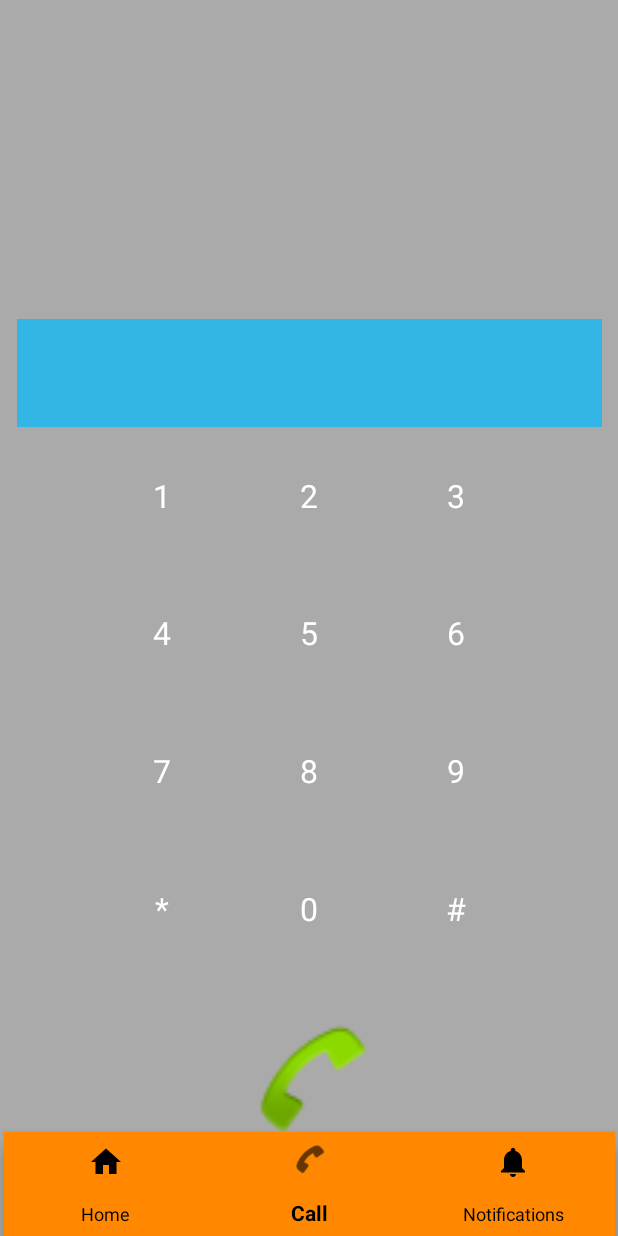
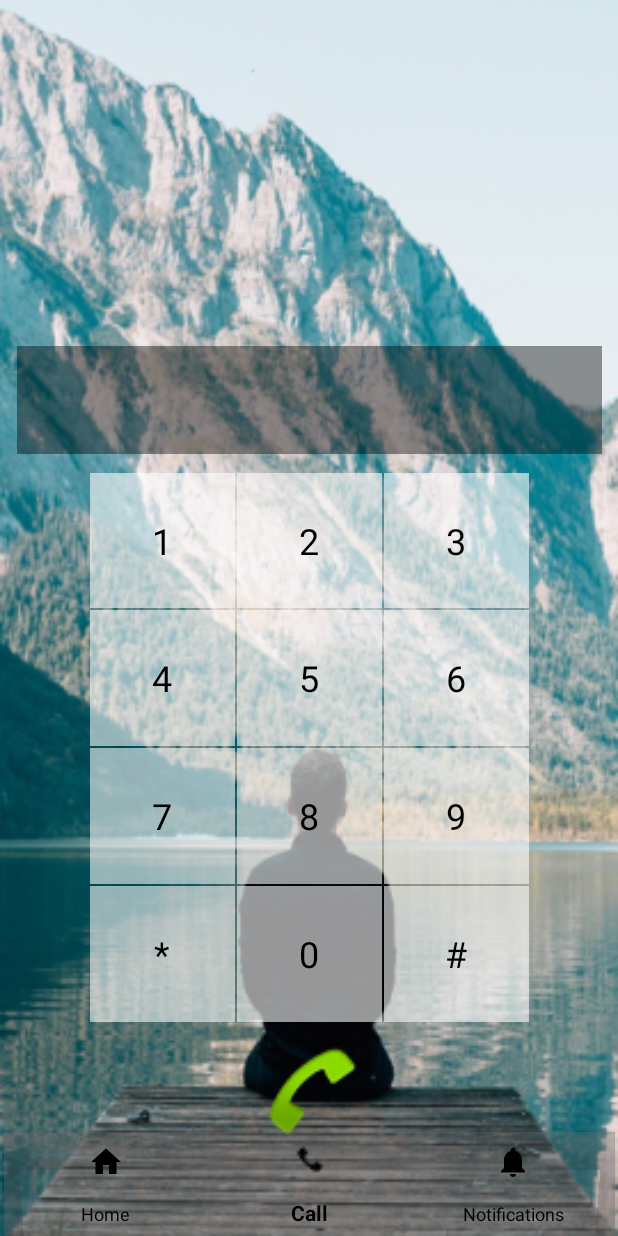
Before and after one commit to pjain062700/Whisp_kt, an Android app: the screen it shows after launch (MainActivity), on a phone screen of 412 x 824 dp. Run offline under Robolectric (Android 15) with nearby library versions, the phone set to English and light mode, and no system bars; our stand-ins replace navigation-ui.

Commit message:
changed background image modified buttons accordingly for aesthetics
Signed-off-by: Palak JAin <palakj1@uci.edu>

```diff
--- a/app/src/main/res/layout/activity_display_call.xml
+++ b/app/src/main/res/layout/activity_display_call.xml
@@ -4,21 +4,22 @@
     xmlns:tools="http://schemas.android.com/tools"
     android:layout_width="match_parent"
     android:layout_height="match_parent"
-    android:background="@android:color/holo_purple"
+    android:background="@drawable/person_on_a_bridge_near_a_lake_747964"
     tools:context=".DisplayCallActivity">
 
     <ImageView
         android:id="@+id/ivEndCall"
         android:layout_width="90dp"
         android:layout_height="88dp"
-        android:layout_marginBottom="144dp"
+        android:layout_marginBottom="100dp"
         android:contentDescription="@string/ends_call"
         android:onClick="callEnd"
         app:layout_constraintBottom_toBottomOf="parent"
         app:layout_constraintEnd_toEndOf="parent"
-        app:layout_constraintHorizontal_bias="0.5"
+        app:layout_constraintHorizontal_bias="0.498"
         app:layout_constraintStart_toStartOf="parent"
         app:layout_constraintTop_toBottomOf="@+id/callTime"
+        app:layout_constraintVertical_bias="0.18"
         app:srcCompat="@android:drawable/ic_delete" />
 
     <TextView
@@ -30,7 +31,7 @@
         android:layout_marginTop="170dp"
         android:layout_marginEnd="10dp"
         android:layout_marginRight="10dp"
-        android:background="@android:color/darker_gray"
+        android:background="#68000000"
         android:gravity="center_horizontal|center_vertical"
         android:textAlignment="center"
         android:textColor="#FFFFFF"
@@ -48,7 +49,8 @@
         android:background="@color/colorAccent"
         android:foregroundGravity="center_vertical|center_horizontal"
         android:gravity="center_horizontal|center_vertical"
-        android:textColor="@android:color/white"
+        android:textColor="#000000"
+        android:textSize="18sp"
         app:layout_constraintEnd_toEndOf="parent"
         app:layout_constraintHorizontal_bias="0.5"
         app:layout_constraintStart_toStartOf="parent"
--- a/app/src/main/res/layout/activity_main.xml
+++ b/app/src/main/res/layout/activity_main.xml
@@ -5,14 +5,14 @@
     android:id="@+id/container"
     android:layout_width="match_parent"
     android:layout_height="match_parent"
-    android:background="@android:color/darker_gray">
+    android:background="@drawable/person_on_a_bridge_near_a_lake_747964">
 
 
     <com.google.android.material.bottomnavigation.BottomNavigationView
         android:id="@+id/nav_view"
         android:layout_width="407dp"
         android:layout_height="69dp"
-        android:background="@android:color/holo_orange_dark"
+        android:background="#616A6868"
         app:itemIconTint="@color/design_default_color_on_secondary"
         app:itemTextColor="@color/design_default_color_on_secondary"
         app:layout_constraintBottom_toBottomOf="parent"
@@ -26,6 +26,7 @@
         android:layout_width="match_parent"
         android:layout_height="match_parent"
         android:layout_marginBottom="60dp"
+        android:background="@drawable/person_on_a_bridge_near_a_lake_747964"
         app:defaultNavHost="true"
         app:layout_constraintBottom_toTopOf="@id/nav_view"
         app:layout_constraintEnd_toStartOf="@id/nav_view"
--- a/app/src/main/res/layout/fragment_call.xml
+++ b/app/src/main/res/layout/fragment_call.xml
@@ -4,7 +4,6 @@
     xmlns:tools="http://schemas.android.com/tools"
     android:layout_width="match_parent"
     android:layout_height="match_parent"
-    android:background="@color/colorPrimaryDark"
     tools:context=".ui.call.CallFragment">
 
     <TextView
@@ -15,7 +14,8 @@
         android:layout_marginLeft="10dp"
         android:layout_marginEnd="10dp"
         android:layout_marginRight="10dp"
-        android:background="@android:color/holo_blue_light"
+        android:layout_marginBottom="12dp"
+        android:background="#68000000"
         android:gravity="center_horizontal|center_vertical"
         android:textAlignment="center"
         android:textColor="#FFFFFF"
@@ -28,7 +28,7 @@
         android:id="@+id/linearLayout"
         android:layout_width="294dp"
         android:layout_height="367dp"
-        android:layout_marginBottom="24dp"
+        android:layout_marginBottom="10dp"
         android:orientation="vertical"
         app:layout_constraintBottom_toTopOf="@+id/ivCall"
         app:layout_constraintEnd_toEndOf="parent"
@@ -45,17 +45,27 @@
             <TextView
                 android:id="@+id/tvOne"
                 style="@style/NumberButtonStyle"
-                android:text="@string/_1" />
+                android:background="#95FFFFFF"
+                android:text="@string/_1"
+                android:textColor="#000000"
+                android:textSize="24sp" />
 
             <TextView
                 android:id="@+id/tvTwo"
                 style="@style/NumberButtonStyle"
-                android:text="@string/_2" />
+                android:background="#95FFFFFF"
+                android:text="@string/_2"
+                android:textColor="#000000"
+                android:textColorHighlight="#FFFFFF"
+                android:textSize="24sp" />
 
             <TextView
                 android:id="@+id/tvThree"
                 style="@style/NumberButtonStyle"
-                android:text="@string/_3" />
+                android:background="#95FFFFFF"
+                android:text="@string/_3"
+                android:textColor="#000000"
+                android:textSize="24sp" />
         </LinearLayout>
 
         <!-- 4, 5, 6 -->
@@ -68,17 +78,26 @@
             <TextView
                 android:id="@+id/tvFour"
                 style="@style/NumberButtonStyle"
-                android:text="@string/_4" />
+                android:background="#95FFFFFF"
+                android:text="@string/_4"
+                android:textColor="#000000"
+                android:textSize="24sp" />
 
             <TextView
                 android:id="@+id/tvFive"
                 style="@style/NumberButtonStyle"
-                android:text="@string/_5" />
+                android:background="#95FFFFFF"
+                android:text="@string/_5"
+                android:textColor="#000000"
+                android:textSize="24sp" />
 
             <TextView
                 android:id="@+id/tvSix"
                 style="@style/NumberButtonStyle"
-                android:text="@string/_6" />
+                android:background="#95FFFFFF"
+                android:text="@string/_6"
+                android:textColor="#000000"
+                android:textSize="24sp" />
         </LinearLayout>
 
         <!-- 7, 8, 9 -->
@@ -91,17 +110,26 @@
             <TextView
                 android:id="@+id/tvSeven"
                 style="@style/NumberButtonStyle"
-                android:text="@string/_7" />
+                android:background="#95FFFFFF"
+                android:text="@string/_7"
+                android:textColor="#000000"
+                android:textSize="24sp" />
 
             <TextView
                 android:id="@+id/tvEight"
                 style="@style/NumberButtonStyle"
-                android:text="@string/_8" />
+                android:background="#95FFFFFF"
+                android:text="@string/_8"
+                android:textColor="#000000"
+                android:textSize="24sp" />
 
             <TextView
                 android:id="@+id/tvNine"
                 style="@style/NumberButtonStyle"
-                android:text="@string/_9" />
+                android:background="#95FFFFFF"
+                android:text="@string/_9"
+                android:textColor="#000000"
+                android:textSize="24sp" />
         </LinearLayout>
 
         <!-- 0 -->
@@ -114,25 +142,34 @@
             <TextView
                 android:id="@+id/tvAst"
                 style="@style/NumberButtonStyle"
-                android:text="@string/_ast" />
+                android:background="#95FFFFFF"
+                android:text="@string/_ast"
+                android:textColor="#000000"
+                android:textSize="24sp" />
 
             <TextView
                 android:id="@+id/tvZero"
                 style="@style/NumberButtonStyle"
-                android:text="@string/_0" />
+                android:background="#95FFFFFF"
+                android:text="@string/_0"
+                android:textColor="#000000"
+                android:textSize="24sp" />
 
             <TextView
                 android:id="@+id/tvPound"
                 style="@style/NumberButtonStyle"
-                android:text="@string/_hash" />
+                android:background="#95FFFFFF"
+                android:text="@string/_hash"
+                android:textColor="#000000"
+                android:textSize="24sp" />
         </LinearLayout>
 
     </LinearLayout>
 
     <ImageView
         android:id="@+id/ivCall"
-        android:layout_width="90dp"
-        android:layout_height="88dp"
+        android:layout_width="78dp"
+        android:layout_height="72dp"
         android:contentDescription="@string/call_button_transition"
         app:layout_constraintBottom_toBottomOf="parent"
         app:layout_constraintEnd_toEndOf="parent"
--- a/app/src/main/res/layout/fragment_home.xml
+++ b/app/src/main/res/layout/fragment_home.xml
@@ -4,7 +4,6 @@
     xmlns:tools="http://schemas.android.com/tools"
     android:layout_width="match_parent"
     android:layout_height="match_parent"
-    android:background="@color/design_default_color_error"
     tools:context=".ui.home.HomeFragment">
 
     <TextView
@@ -19,5 +18,6 @@
         app:layout_constraintBottom_toBottomOf="parent"
         app:layout_constraintEnd_toEndOf="parent"
         app:layout_constraintStart_toStartOf="parent"
-        app:layout_constraintTop_toTopOf="parent" />
+        app:layout_constraintTop_toTopOf="parent"
+        android:gravity="center_horizontal" />
 </androidx.constraintlayout.widget.ConstraintLayout>
--- a/app/src/main/res/layout/fragment_notifications.xml
+++ b/app/src/main/res/layout/fragment_notifications.xml
@@ -4,7 +4,6 @@
     xmlns:tools="http://schemas.android.com/tools"
     android:layout_width="match_parent"
     android:layout_height="match_parent"
-    android:background="@color/design_default_color_secondary_variant"
     tools:context=".ui.notifications.NotificationsFragment">
 
     <TextView
@@ -19,5 +18,6 @@
         app:layout_constraintBottom_toBottomOf="parent"
         app:layout_constraintEnd_toEndOf="parent"
         app:layout_constraintStart_toStartOf="parent"
-        app:layout_constraintTop_toTopOf="parent" />
+        app:layout_constraintTop_toTopOf="parent"
+        android:gravity="center_horizontal" />
 </androidx.constraintlayout.widget.ConstraintLayout>
--- a/app/src/main/res/menu/bottom_nav_menu.xml
+++ b/app/src/main/res/menu/bottom_nav_menu.xml
@@ -8,7 +8,7 @@
 
     <item
         android:id="@+id/navigation_call"
-        android:icon="@android:drawable/ic_menu_call"
+        android:icon="@drawable/ic_menu_call"
         android:title="@string/title_call" />
 
     <item
```
Also changed, not shown: app/src/main/res/drawable-xxxhdpi/ic_menu_call.png (added), app/src/main/res/drawable-xxxhdpi/person_on_a_bridge_near_a_lake_747964.jpg (added).
